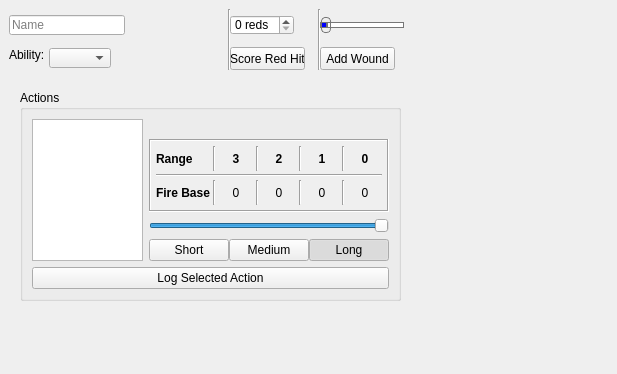
The window that turn_logger/CrewControls.ui (wchamilton/CEManeuverLog) describes before a commit, drawn with Qt 5.
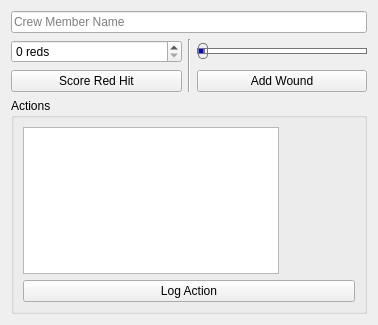
The same window after the commit.

Commit message: made large changes to re-organize the layout of the window as well as refactored communication when selecting maneuvers

```diff
--- a/turn_logger/CrewControls.ui
+++ b/turn_logger/CrewControls.ui
@@ -6,102 +6,48 @@
    <rect>
     <x>0</x>
     <y>0</y>
-    <width>617</width>
-    <height>374</height>
+    <width>378</width>
+    <height>325</height>
    </rect>
   </property>
   <property name="windowTitle">
    <string>Form</string>
   </property>
-  <widget class="Line" name="line_2">
-   <property name="geometry">
-    <rect>
-     <x>221</x>
-     <y>9</y>
-     <width>16</width>
-     <height>61</height>
-    </rect>
-   </property>
-   <property name="orientation">
-    <enum>Qt::Vertical</enum>
-   </property>
-  </widget>
-  <widget class="Line" name="line">
-   <property name="geometry">
-    <rect>
-     <x>311</x>
-     <y>9</y>
-     <width>16</width>
-     <height>61</height>
-    </rect>
-   </property>
-   <property name="orientation">
-    <enum>Qt::Vertical</enum>
-   </property>
-  </widget>
-  <widget class="QPushButton" name="score_red_btn">
-   <property name="geometry">
-    <rect>
-     <x>230</x>
-     <y>47</y>
-     <width>75</width>
-     <height>23</height>
-    </rect>
-   </property>
-   <property name="text">
-    <string>Score Red Hit</string>
-   </property>
-  </widget>
-  <widget class="QPushButton" name="add_wound_btn">
-   <property name="geometry">
-    <rect>
-     <x>320</x>
-     <y>47</y>
-     <width>75</width>
-     <height>23</height>
-    </rect>
-   </property>
-   <property name="text">
-    <string>Add Wound</string>
-   </property>
-  </widget>
-  <widget class="QComboBox" name="comboBox">
-   <property name="geometry">
-    <rect>
-     <x>49</x>
-     <y>48</y>
-     <width>62</width>
-     <height>20</height>
-    </rect>
-   </property>
-  </widget>
-  <widget class="QSpinBox" name="reds_spin">
-   <property name="geometry">
-    <rect>
-     <x>230</x>
-     <y>15</y>
-     <width>64</width>
-     <height>20</height>
-    </rect>
-   </property>
-   <property name="suffix">
-    <string> reds</string>
-   </property>
-  </widget>
-  <widget class="QSlider" name="wounds">
-   <property name="enabled">
-    <bool>true</bool>
-   </property>
-   <property name="geometry">
-    <rect>
-     <x>320</x>
-     <y>9</y>
-     <width>84</width>
-     <height>32</height>
-    </rect>
-   </property>
-   <property name="styleSheet">
-    <string notr="true">QSlider::groove:horizontal {
+  <layout class="QGridLayout" name="gridLayout_2">
+   <item row="0" column="0" colspan="3">
+    <widget class="QLineEdit" name="name">
+     <property name="placeholderText">
+      <string>Crew Member Name</string>
+     </property>
+    </widget>
+   </item>
+   <item row="1" column="0">
+    <widget class="QSpinBox" name="reds_spin">
+     <property name="suffix">
+      <string> reds</string>
+     </property>
+    </widget>
+   </item>
+   <item row="1" column="1" rowspan="2">
+    <widget class="Line" name="line">
+     <property name="orientation">
+      <enum>Qt::Vertical</enum>
+     </property>
+    </widget>
+   </item>
+   <item row="1" column="2">
+    <widget class="QSlider" name="wounds">
+     <property name="enabled">
+      <bool>true</bool>
+     </property>
+     <property name="sizePolicy">
+      <sizepolicy hsizetype="Preferred" vsizetype="Fixed">
+       <horstretch>0</horstretch>
+       <verstretch>0</verstretch>
+      </sizepolicy>
+     </property>
+     <property name="styleSheet">
+      <string notr="true">QSlider::groove:horizontal {
 border: 1px solid #bbb;
 background: white;
 height: 4px;
@@ -147,469 +93,64 @@
 border: 1px solid #aaa;
 border-radius: 4px;
 }</string>
-   </property>
-   <property name="maximum">
-    <number>3</number>
-   </property>
-   <property name="pageStep">
-    <number>1</number>
-   </property>
-   <property name="value">
-    <number>0</number>
-   </property>
-   <property name="orientation">
-    <enum>Qt::Horizontal</enum>
-   </property>
-   <property name="tickPosition">
-    <enum>QSlider::TicksBothSides</enum>
-   </property>
-  </widget>
-  <widget class="QLabel" name="label">
-   <property name="geometry">
-    <rect>
-     <x>9</x>
-     <y>47</y>
-     <width>34</width>
-     <height>16</height>
-    </rect>
-   </property>
-   <property name="text">
-    <string>Ability:</string>
-   </property>
-  </widget>
-  <widget class="QLineEdit" name="name">
-   <property name="geometry">
-    <rect>
-     <x>9</x>
-     <y>15</y>
-     <width>116</width>
-     <height>20</height>
-    </rect>
-   </property>
-   <property name="placeholderText">
-    <string>Name</string>
-   </property>
-  </widget>
-  <widget class="QGroupBox" name="groupBox">
-   <property name="geometry">
-    <rect>
-     <x>20</x>
-     <y>90</y>
-     <width>381</width>
-     <height>211</height>
-    </rect>
-   </property>
-   <property name="title">
-    <string>Actions</string>
-   </property>
-   <layout class="QGridLayout" name="gridLayout_2">
-    <item row="0" column="1">
-     <widget class="QListWidget" name="listWidget"/>
-    </item>
-    <item row="1" column="1" colspan="2">
-     <widget class="QPushButton" name="pushButton_4">
-      <property name="toolTip">
-       <string>Note only one action can be logged per crew per turn</string>
-      </property>
-      <property name="text">
-       <string>Log Selected Action</string>
-      </property>
-     </widget>
-    </item>
-    <item row="0" column="2">
-     <widget class="QStackedWidget" name="stackedWidget">
-      <property name="currentIndex">
-       <number>0</number>
-      </property>
-      <widget class="QWidget" name="shoot_gun">
-       <property name="sizePolicy">
-        <sizepolicy hsizetype="MinimumExpanding" vsizetype="Preferred">
-         <horstretch>0</horstretch>
-         <verstretch>0</verstretch>
-        </sizepolicy>
-       </property>
-       <layout class="QGridLayout" name="gridLayout" rowstretch="0,2,0,0">
-        <property name="leftMargin">
-         <number>0</number>
+     </property>
+     <property name="maximum">
+      <number>3</number>
+     </property>
+     <property name="pageStep">
+      <number>1</number>
+     </property>
+     <property name="value">
+      <number>0</number>
+     </property>
+     <property name="orientation">
+      <enum>Qt::Horizontal</enum>
+     </property>
+     <property name="tickPosition">
+      <enum>QSlider::TicksBothSides</enum>
+     </property>
+    </widget>
+   </item>
+   <item row="2" column="0">
+    <widget class="QPushButton" name="score_red_btn">
+     <property name="text">
+      <string>Score Red Hit</string>
+     </property>
+    </widget>
+   </item>
+   <item row="2" column="2">
+    <widget class="QPushButton" name="add_wound_btn">
+     <property name="text">
+      <string>Add Wound</string>
+     </property>
+    </widget>
+   </item>
+   <item row="3" column="0" colspan="3">
+    <widget class="QGroupBox" name="groupBox">
+     <property name="title">
+      <string>Actions</string>
+     </property>
+     <layout class="QGridLayout" name="gridLayout" columnstretch="0,1">
+      <item row="0" column="0">
+       <widget class="QListWidget" name="listWidget"/>
+      </item>
+      <item row="1" column="0" colspan="2">
+       <widget class="QPushButton" name="pushButton_4">
+        <property name="toolTip">
+         <string>Note only one action can be logged per crew per turn</string>
         </property>
-        <property name="topMargin">
-         <number>0</number>
+        <property name="text">
+         <string>Log Action</string>
         </property>
-        <property name="rightMargin">
-         <number>0</number>
-        </property>
-        <property name="bottomMargin">
-         <number>0</number>
-        </property>
-        <property name="horizontalSpacing">
-         <number>0</number>
-        </property>
-        <item row="1" column="0" colspan="3">
-         <widget class="QFrame" name="frame">
-          <property name="autoFillBackground">
-           <bool>true</bool>
-          </property>
-          <property name="frameShape">
-           <enum>QFrame::Box</enum>
-          </property>
-          <property name="frameShadow">
-           <enum>QFrame::Sunken</enum>
-          </property>
-          <layout class="QGridLayout" name="gridLayout_4">
-           <property name="leftMargin">
-            <number>5</number>
-           </property>
-           <property name="topMargin">
-            <number>5</number>
-           </property>
-           <property name="rightMargin">
-            <number>5</number>
-           </property>
-           <property name="bottomMargin">
-            <number>5</number>
-           </property>
-           <property name="spacing">
-            <number>3</number>
-           </property>
-           <item row="2" column="3">
-            <widget class="Line" name="line_20">
-             <property name="orientation">
-              <enum>Qt::Vertical</enum>
-             </property>
-            </widget>
-           </item>
-           <item row="0" column="0">
-            <widget class="QLabel" name="label_4">
-             <property name="font">
-              <font>
-               <weight>75</weight>
-               <bold>true</bold>
-              </font>
-             </property>
-             <property name="text">
-              <string>Range</string>
-             </property>
-            </widget>
-           </item>
-           <item row="1" column="0" colspan="9">
-            <widget class="Line" name="line_6">
-             <property name="orientation">
-              <enum>Qt::Horizontal</enum>
-             </property>
-            </widget>
-           </item>
-           <item row="2" column="0">
-            <widget class="QLabel" name="label_13">
-             <property name="font">
-              <font>
-               <weight>75</weight>
-               <bold>true</bold>
-              </font>
-             </property>
-             <property name="text">
-              <string>Fire Base</string>
-             </property>
-            </widget>
-           </item>
-           <item row="2" column="5">
-            <widget class="Line" name="line_21">
-             <property name="orientation">
-              <enum>Qt::Vertical</enum>
-             </property>
-            </widget>
-           </item>
-           <item row="0" column="7">
-            <widget class="Line" name="line_18">
-             <property name="orientation">
-              <enum>Qt::Vertical</enum>
-             </property>
-            </widget>
-           </item>
-           <item row="0" column="8">
-            <widget class="QLabel" name="label_12">
-             <property name="font">
-              <font>
-               <weight>75</weight>
-               <bold>true</bold>
-              </font>
-             </property>
-             <property name="text">
-              <string>0</string>
-             </property>
-             <property name="alignment">
-              <set>Qt::AlignCenter</set>
-             </property>
-            </widget>
-           </item>
-           <item row="2" column="8">
-            <widget class="QLabel" name="fire_base_7">
-             <property name="text">
-              <string>0</string>
-             </property>
-             <property name="alignment">
-              <set>Qt::AlignCenter</set>
-             </property>
-            </widget>
-           </item>
-           <item row="0" column="2">
-            <widget class="QLabel" name="label_8">
-             <property name="font">
-              <font>
-               <weight>75</weight>
-               <bold>true</bold>
-              </font>
-             </property>
-             <property name="text">
-              <string>3</string>
-             </property>
-             <property name="alignment">
-              <set>Qt::AlignCenter</set>
-             </property>
-            </widget>
-           </item>
-           <item row="2" column="4">
-            <widget class="QLabel" name="fire_base_5">
-             <property name="text">
-              <string>0</string>
-             </property>
-             <property name="alignment">
-              <set>Qt::AlignCenter</set>
-             </property>
-            </widget>
-           </item>
-           <item row="2" column="2">
-            <widget class="QLabel" name="fire_base_4">
-             <property name="text">
-              <string>0</string>
-             </property>
-             <property name="alignment">
-              <set>Qt::AlignCenter</set>
-             </property>
-            </widget>
-           </item>
-           <item row="0" column="4">
-            <widget class="QLabel" name="label_9">
-             <property name="font">
-              <font>
-               <weight>75</weight>
-               <bold>true</bold>
-              </font>
-             </property>
-             <property name="text">
-              <string>2</string>
-             </property>
-             <property name="alignment">
-              <set>Qt::AlignCenter</set>
-             </property>
-            </widget>
-           </item>
-           <item row="2" column="1">
-            <widget class="Line" name="line_19">
-             <property name="orientation">
-              <enum>Qt::Vertical</enum>
-             </property>
-            </widget>
-           </item>
-           <item row="2" column="7">
-            <widget class="Line" name="line_22">
-             <property name="orientation">
-              <enum>Qt::Vertical</enum>
-             </property>
-            </widget>
-           </item>
-           <item row="2" column="6">
-            <widget class="QLabel" name="fire_base_6">
-             <property name="text">
-              <string>0</string>
-             </property>
-             <property name="alignment">
-              <set>Qt::AlignCenter</set>
-             </property>
-            </widget>
-           </item>
-           <item row="0" column="1">
-            <widget class="Line" name="line_5">
-             <property name="orientation">
-              <enum>Qt::Vertical</enum>
-             </property>
-            </widget>
-           </item>
-           <item row="0" column="3">
-            <widget class="Line" name="line_8">
-             <property name="orientation">
-              <enum>Qt::Vertical</enum>
-             </property>
-            </widget>
-           </item>
-           <item row="0" column="6">
-            <widget class="QLabel" name="label_10">
-             <property name="font">
-              <font>
-               <weight>75</weight>
-               <bold>true</bold>
-              </font>
-             </property>
-             <property name="text">
-              <string>1</string>
-             </property>
-             <property name="alignment">
-              <set>Qt::AlignCenter</set>
-             </property>
-            </widget>
-           </item>
-           <item row="0" column="5">
-            <widget class="Line" name="line_17">
-             <property name="orientation">
-              <enum>Qt::Vertical</enum>
-             </property>
-            </widget>
-           </item>
-          </layout>
-         </widget>
-        </item>
-        <item row="2" column="0" colspan="3">
-         <widget class="QSlider" name="horizontalSlider">
-          <property name="maximum">
-           <number>2</number>
-          </property>
-          <property name="pageStep">
-           <number>1</number>
-          </property>
-          <property name="value">
-           <number>2</number>
-          </property>
-          <property name="orientation">
-           <enum>Qt::Horizontal</enum>
-          </property>
-         </widget>
-        </item>
-        <item row="3" column="0">
-         <widget class="QPushButton" name="pushButton">
-          <property name="text">
-           <string>Short</string>
-          </property>
-          <property name="checkable">
-           <bool>true</bool>
-          </property>
-          <property name="autoExclusive">
-           <bool>true</bool>
-          </property>
-          <attribute name="buttonGroup">
-           <string notr="true">burst_len_btn_grp</string>
-          </attribute>
-         </widget>
-        </item>
-        <item row="3" column="1">
-         <widget class="QPushButton" name="pushButton_2">
-          <property name="text">
-           <string>Medium</string>
-          </property>
-          <property name="checkable">
-           <bool>true</bool>
-          </property>
-          <property name="autoExclusive">
-           <bool>true</bool>
-          </property>
-          <attribute name="buttonGroup">
-           <string notr="true">burst_len_btn_grp</string>
-          </attribute>
-         </widget>
-        </item>
-        <item row="3" column="2">
-         <widget class="QPushButton" name="pushButton_3">
-          <property name="text">
-           <string>Long</string>
-          </property>
-          <property name="checkable">
-           <bool>true</bool>
-          </property>
-          <property name="checked">
-           <bool>true</bool>
-          </property>
-          <property name="autoExclusive">
-           <bool>true</bool>
-          </property>
-          <attribute name="buttonGroup">
-           <string notr="true">burst_len_btn_grp</string>
-          </attribute>
-         </widget>
-        </item>
-        <item row="0" column="0" colspan="3">
-         <widget class="QLabel" name="label_14">
-          <property name="text">
-           <string>&lt;Weapon_Name&gt;</string>
-          </property>
-         </widget>
-        </item>
-       </layout>
-      </widget>
-      <widget class="QWidget" name="reload_gun">
-       <layout class="QGridLayout" name="gridLayout_5" rowstretch="0,0,1">
-        <property name="leftMargin">
-         <number>0</number>
-        </property>
-        <property name="topMargin">
-         <number>0</number>
-        </property>
-        <property name="rightMargin">
-         <number>0</number>
-        </property>
-        <property name="bottomMargin">
-         <number>0</number>
-        </property>
-        <item row="0" column="0">
-         <widget class="QLabel" name="label_15">
-          <property name="text">
-           <string>Current Box:</string>
-          </property>
-         </widget>
-        </item>
-        <item row="0" column="1">
-         <widget class="QLabel" name="ammo_box_current">
-          <property name="text">
-           <string>20</string>
-          </property>
-         </widget>
-        </item>
-        <item row="1" column="0">
-         <widget class="QLabel" name="label_16">
-          <property name="text">
-           <string>Total Remaining:</string>
-          </property>
-         </widget>
-        </item>
-        <item row="1" column="1">
-         <widget class="QLabel" name="ammo_total">
-          <property name="text">
-           <string>20</string>
-          </property>
-         </widget>
-        </item>
-        <item row="2" column="0" colspan="2">
-         <widget class="QPushButton" name="reload_btn">
-          <property name="enabled">
-           <bool>false</bool>
-          </property>
-          <property name="sizePolicy">
-           <sizepolicy hsizetype="Minimum" vsizetype="Minimum">
-            <horstretch>0</horstretch>
-            <verstretch>0</verstretch>
-           </sizepolicy>
-          </property>
-          <property name="text">
-           <string>Reload Gun</string>
-          </property>
-          <property name="checkable">
-           <bool>true</bool>
-          </property>
-         </widget>
-        </item>
-       </layout>
-      </widget>
-     </widget>
-    </item>
-   </layout>
-  </widget>
+       </widget>
+      </item>
+      <item row="0" column="1">
+       <widget class="QStackedWidget" name="stackedWidget"/>
+      </item>
+     </layout>
+    </widget>
+   </item>
+  </layout>
  </widget>
  <resources/>
  <connections/>
```
Left out of the diff: 3 changed lines with no effect on the pictures. The commit also changes 10 other files.
